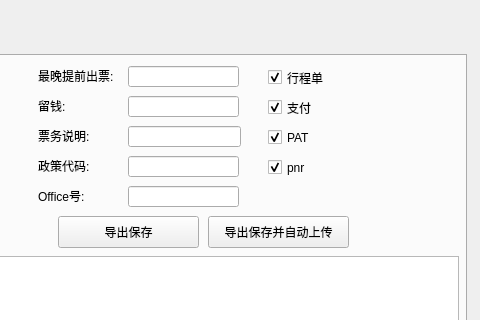
Old version of the form Interface_BT/mainwindow.ui in the repository freshStones/alpaca; both pictures show x 424 to 904 and y 0 to 320 of the 904 by 728 pixel window.
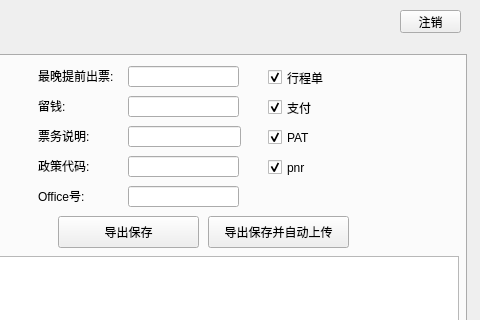
New version of the form.

```diff
--- a/Interface_BT/mainwindow.ui
+++ b/Interface_BT/mainwindow.ui
@@ -474,6 +474,19 @@
      <string>管理</string>
     </property>
    </widget>
+   <widget class="QPushButton" name="button_logout">
+    <property name="geometry">
+     <rect>
+      <x>824</x>
+      <y>10</y>
+      <width>61</width>
+      <height>23</height>
+     </rect>
+    </property>
+    <property name="text">
+     <string>注销</string>
+    </property>
+   </widget>
   </widget>
   <widget class="QMenuBar" name="menubar">
    <property name="geometry">
```
Left out of the diff: 2 changed lines with no effect on the pictures.
